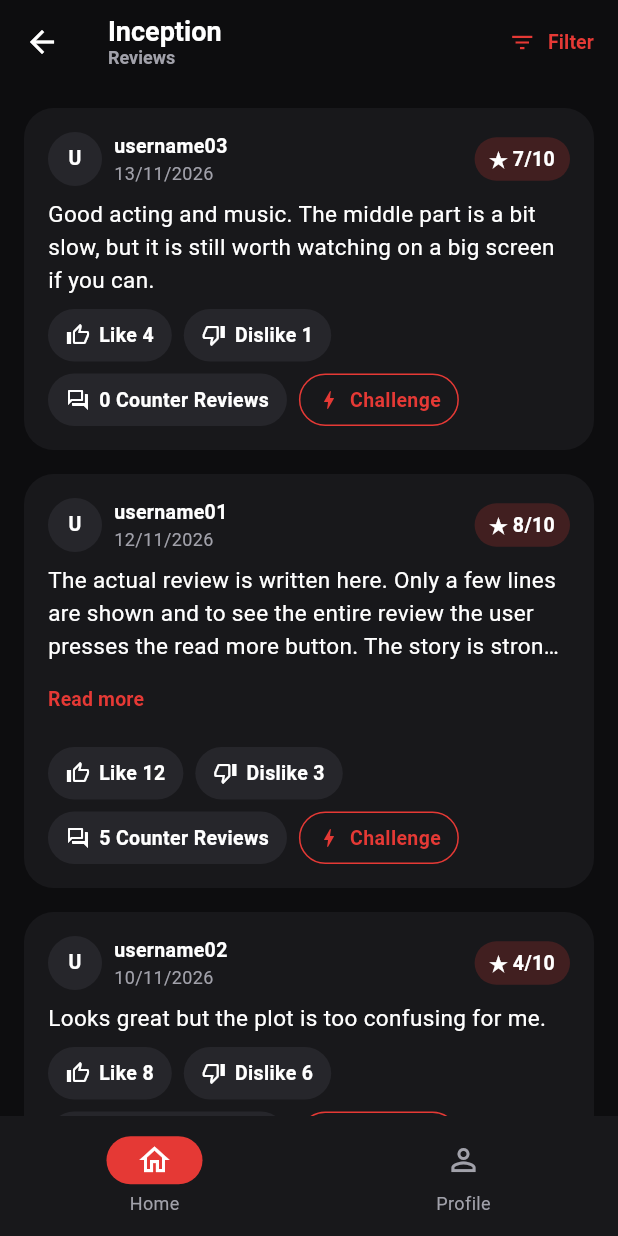
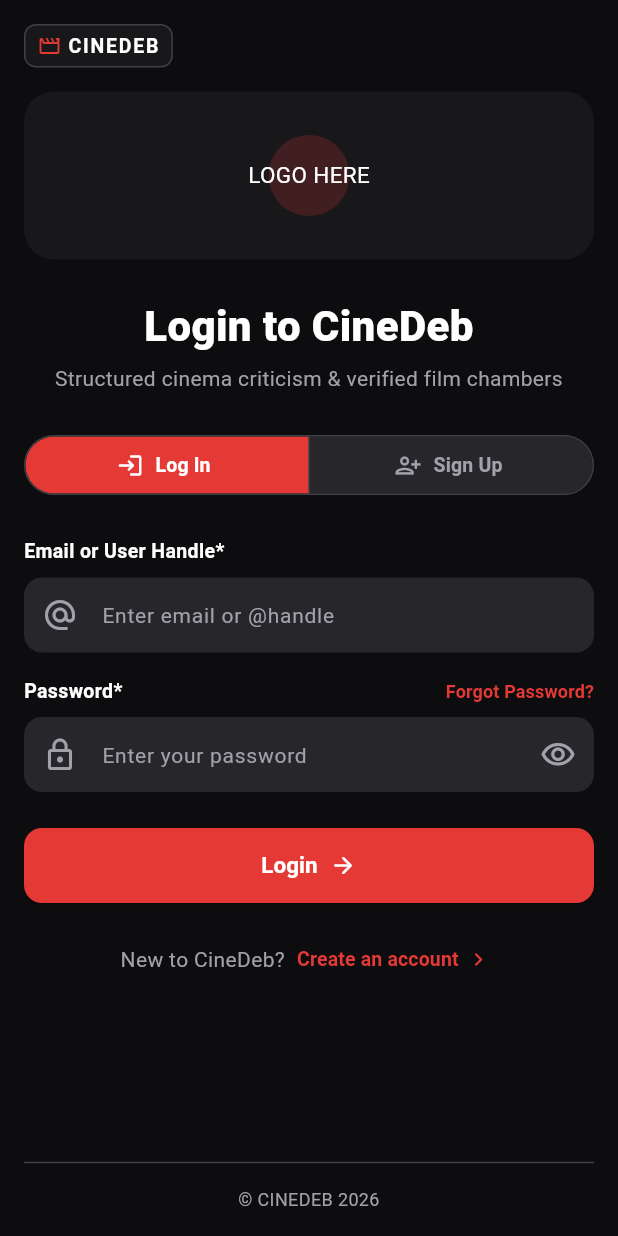
Before and after one commit to EdizKarli/CS310-Project_Group-4, a Flutter app: the screen it shows after launch, on a phone screen of 412 x 824 dp. Run offline on Flutter 3.47's test engine with Material 3 defaults, Android fonts, the phone set to English and light mode, and no system bars.

Commit message:
created ui for login and sign up screens

```diff
--- a/lib/main.dart
+++ b/lib/main.dart
@@ -1,6 +1,6 @@
 import 'package:flutter/material.dart';
 
-import 'screens/reviews_screen.dart';
+import 'screens/login_screen.dart';
 import 'utils/app_theme.dart';
 
 void main() {
@@ -16,9 +16,7 @@ class CineDebApp extends StatelessWidget {
       title: 'CineDeb',
       debugShowCheckedModeBanner: false,
       theme: AppTheme.dark,
-      // TODO: replace with the Login screen.
-      // For now Reviews opens first so we can test it.
-      home: const ReviewsScreen(movieTitle: 'Inception'),
+      home: const LoginScreen(),
     );
   }
 }
--- /dev/null
+++ b/lib/screens/login_screen.dart
@@ -0,0 +1,221 @@
+import 'package:flutter/material.dart';
+
+import '../utils/app_colors.dart';
+import '../utils/app_styles.dart';
+import '../widgets/auth_components.dart';
+import 'reviews_screen.dart';
+import 'sign_up_screen.dart';
+
+class LoginScreen extends StatefulWidget {
+  const LoginScreen({
+    super.key,
+    this.onSignUpTap,
+    this.onForgotPasswordTap,
+    this.onLoginSuccess,
+  });
+
+  final VoidCallback? onSignUpTap;
+  final VoidCallback? onForgotPasswordTap;
+  final VoidCallback? onLoginSuccess;
+
+  @override
+  State<LoginScreen> createState() => _LoginScreenState();
+}
+
+class _LoginScreenState extends State<LoginScreen> {
+  final GlobalKey<FormState> _formKey = GlobalKey<FormState>();
+  final TextEditingController _identifierController = TextEditingController();
+  final TextEditingController _passwordController = TextEditingController();
+
+  bool _obscurePassword = true;
+
+  @override
+  void dispose() {
+    _identifierController.dispose();
+    _passwordController.dispose();
+    super.dispose();
+  }
+
+  void _showMessage(String text) {
+    ScaffoldMessenger.of(context)
+      ..hideCurrentSnackBar()
+      ..showSnackBar(SnackBar(content: Text(text)));
+  }
+
+  void _handleSignUpTap() {
+    if (widget.onSignUpTap != null) {
+      widget.onSignUpTap!();
+      return;
+    }
+    Navigator.of(context).pushReplacement(authFadeRoute(const SignUpScreen()));
+  }
+
+  void _handleForgotPasswordTap() {
+    if (widget.onForgotPasswordTap != null) {
+      widget.onForgotPasswordTap!();
+      return;
+    }
+    // TODO: navigate to ForgotPasswordScreen once created.
+    _showMessage('Forgot Password screen will open here');
+  }
+
+  void _openAvailableHome() {
+    // TODO: navigate to Home/Discover screen once it is built.
+    Navigator.of(context).push(
+      MaterialPageRoute<void>(
+        builder: (_) => const ReviewsScreen(movieTitle: 'Inception'),
+      ),
+    );
+  }
+
+  void _submitLogin() {
+    FocusScope.of(context).unfocus();
+    if (!(_formKey.currentState?.validate() ?? false)) {
+      return;
+    }
+
+    if (widget.onLoginSuccess != null) {
+      widget.onLoginSuccess!();
+      return;
+    }
+    _openAvailableHome();
+  }
+
+  @override
+  Widget build(BuildContext context) {
+    return AuthScreenShell(
+      formKey: _formKey,
+      title: 'Login to CineDeb',
+      subtitle: 'Structured cinema criticism & verified film chambers',
+      children: <Widget>[
+        AuthModeSwitch(
+          selectedMode: AuthMode.login,
+          onModeSelected: (AuthMode mode) {
+            if (mode == AuthMode.signUp) {
+              _handleSignUpTap();
+            }
+          },
+        ),
+        const SizedBox(height: AppSpacing.l),
+
+        // Email or User Handle field
+        const AuthFieldHeader(label: 'Email or User Handle*'),
+        const SizedBox(height: AppSpacing.s),
+        TextFormField(
+          controller: _identifierController,
+          keyboardType: TextInputType.emailAddress,
+          textInputAction: TextInputAction.next,
+          autocorrect: false,
+          style: AppText.body,
+          decoration: const InputDecoration(
+            prefixIcon: Icon(Icons.alternate_email),
+            hintText: 'Enter email or @handle',
+          ),
+          validator: (String? value) {
+            if (value == null || value.trim().isEmpty) {
+              return 'Please enter your email or @handle';
+            }
+            return null;
+          },
+        ),
+        const SizedBox(height: AppSpacing.m),
+
+        // Password field + Forgot Password link
+        AuthFieldHeader(
+          label: 'Password*',
+          trailing: TextButton(
+            onPressed: _handleForgotPasswordTap,
+            style: TextButton.styleFrom(
+              padding: EdgeInsets.zero,
+              minimumSize: Size.zero,
+              tapTargetSize: MaterialTapTargetSize.shrinkWrap,
+            ),
+            child: Text(
+              'Forgot Password?',
+              style: AppText.caption.copyWith(
+                color: AppColors.red,
+                fontWeight: FontWeight.w600,
+              ),
+            ),
+          ),
+        ),
+        const SizedBox(height: AppSpacing.s),
+        TextFormField(
+          controller: _passwordController,
+          obscureText: _obscurePassword,
+          textInputAction: TextInputAction.done,
+          onFieldSubmitted: (_) => _submitLogin(),
+          style: AppText.body,
+          decoration: InputDecoration(
+            prefixIcon: const Icon(Icons.lock_outline),
+            hintText: 'Enter your password',
+            suffixIcon: IconButton(
+              onPressed: () {
+                setState(() => _obscurePassword = !_obscurePassword);
+              },
+              tooltip: _obscurePassword ? 'Show password' : 'Hide password',
+              icon: Icon(
+                _obscurePassword
+                    ? Icons.visibility_outlined
+                    : Icons.visibility_off_outlined,
+              ),
+            ),
+          ),
+          validator: (String? value) {
+            if (value == null || value.isEmpty) {
+              return 'Please enter your password';
+            }
+            return null;
+          },
+        ),
+        const SizedBox(height: AppSpacing.l),
+
+        // Primary Login CTA
+        ElevatedButton(
+          onPressed: _submitLogin,
+          child: const Row(
+            mainAxisAlignment: MainAxisAlignment.center,
+            children: <Widget>[
+              Text('Login'),
+              SizedBox(width: AppSpacing.s),
+              Icon(Icons.arrow_forward_rounded, size: 18),
+            ],
+          ),
+        ),
+        const SizedBox(height: AppSpacing.l),
+
+        // Create an account prompt
+        Wrap(
+          alignment: WrapAlignment.center,
+          crossAxisAlignment: WrapCrossAlignment.center,
+          spacing: AppSpacing.xs,
+          children: <Widget>[
+            const Text(
+              'New to CineDeb?',
+              style: AppText.bodySecondary,
+            ),
+            TextButton(
+              onPressed: _handleSignUpTap,
+              style: TextButton.styleFrom(
+                padding: const EdgeInsets.symmetric(
+                  horizontal: AppSpacing.xs,
+                  vertical: AppSpacing.xs,
+                ),
+                minimumSize: Size.zero,
+                tapTargetSize: MaterialTapTargetSize.shrinkWrap,
+              ),
+              child: const Row(
+                mainAxisSize: MainAxisSize.min,
+                children: <Widget>[
+                  Text('Create an account'),
+                  SizedBox(width: AppSpacing.xs),
+                  Icon(Icons.chevron_right_rounded, size: 18),
+                ],
+              ),
+            ),
+          ],
+        ),
+      ],
+    );
+  }
+}
--- /dev/null
+++ b/lib/widgets/auth_components.dart
@@ -0,0 +1,224 @@
+import 'package:flutter/material.dart';
+
+import '../utils/app_colors.dart';
+import '../utils/app_styles.dart';
+
+enum AuthMode { login, signUp }
+
+/// Smooth fade transition when switching between auth screens.
+Route<void> authFadeRoute(Widget page) {
+  return PageRouteBuilder<void>(
+    pageBuilder: (_, _, _) => page,
+    transitionDuration: const Duration(milliseconds: 150),
+    reverseTransitionDuration: const Duration(milliseconds: 150),
+    transitionsBuilder: (_, Animation<double> animation, _, Widget child) {
+      return FadeTransition(opacity: animation, child: child);
+    },
+  );
+}
+
+/// Shared layout shell for authentication screens (Login, Sign Up, Forgot Password).
+class AuthScreenShell extends StatelessWidget {
+  const AuthScreenShell({
+    super.key,
+    required this.formKey,
+    required this.title,
+    required this.subtitle,
+    required this.children,
+  });
+
+  final GlobalKey<FormState> formKey;
+  final String title;
+  final String subtitle;
+  final List<Widget> children;
+
+  @override
+  Widget build(BuildContext context) {
+    return Scaffold(
+      body: SafeArea(
+        child: LayoutBuilder(
+          builder: (BuildContext context, BoxConstraints constraints) {
+            final double minHeight = (constraints.maxHeight - AppSpacing.m * 2)
+                .clamp(0.0, double.infinity);
+            return SingleChildScrollView(
+              padding: const EdgeInsets.symmetric(
+                horizontal: AppSpacing.m,
+                vertical: AppSpacing.m,
+              ),
+              child: Align(
+                alignment: Alignment.topCenter,
+                child: ConstrainedBox(
+                  constraints: BoxConstraints(
+                    maxWidth: 440,
+                    minHeight: minHeight,
+                  ),
+                  child: IntrinsicHeight(
+                    child: Form(
+                      key: formKey,
+                      child: Column(
+                        crossAxisAlignment: CrossAxisAlignment.stretch,
+                        children: <Widget>[
+                          const Align(
+                            alignment: Alignment.centerLeft,
+                            child: _BrandBadge(),
+                          ),
+                          const SizedBox(height: AppSpacing.m),
+                          const _AuthHeroBanner(),
+                          const SizedBox(height: AppSpacing.l),
+                          Text(
+                            title,
+                            style: AppText.h1,
+                            textAlign: TextAlign.center,
+                          ),
+                          const SizedBox(height: AppSpacing.xs),
+                          Text(
+                            subtitle,
+                            style: AppText.bodySecondary,
+                            textAlign: TextAlign.center,
+                          ),
+                          const SizedBox(height: AppSpacing.l),
+                          ...children,
+                          const Spacer(),
+                          const SizedBox(height: AppSpacing.l),
+                          const Divider(),
+                          const SizedBox(height: AppSpacing.s),
+                          const Text(
+                            '© CINEDEB 2026',
+                            style: AppText.caption,
+                            textAlign: TextAlign.center,
+                          ),
+                        ],
+                      ),
+                    ),
+                  ),
+                ),
+              ),
+            );
+          },
+        ),
+      ),
+    );
+  }
+}
+
+/// Mode toggle between Log In and Sign Up screens.
+class AuthModeSwitch extends StatelessWidget {
+  const AuthModeSwitch({
+    super.key,
+    required this.selectedMode,
+    required this.onModeSelected,
+  });
+
+  final AuthMode selectedMode;
+  final ValueChanged<AuthMode> onModeSelected;
+
+  @override
+  Widget build(BuildContext context) {
+    return SegmentedButton<AuthMode>(
+      showSelectedIcon: false,
+      segments: const <ButtonSegment<AuthMode>>[
+        ButtonSegment<AuthMode>(
+          value: AuthMode.login,
+          icon: Icon(Icons.login_rounded, size: 18),
+          label: Text('Log In'),
+        ),
+        ButtonSegment<AuthMode>(
+          value: AuthMode.signUp,
+          icon: Icon(Icons.person_add_alt_1_outlined, size: 18),
+          label: Text('Sign Up'),
+        ),
+      ],
+      selected: <AuthMode>{selectedMode},
+      onSelectionChanged: (Set<AuthMode> selection) {
+        final AuthMode chosen = selection.first;
+        if (chosen != selectedMode) {
+          onModeSelected(chosen);
+        }
+      },
+    );
+  }
+}
+
+/// Label row displayed above form fields.
+class AuthFieldHeader extends StatelessWidget {
+  const AuthFieldHeader({
+    super.key,
+    required this.label,
+    this.trailing,
+  });
+
+  final String label;
+  final Widget? trailing;
+
+  @override
+  Widget build(BuildContext context) {
+    return Row(
+      mainAxisAlignment: MainAxisAlignment.spaceBetween,
+      children: <Widget>[
+        Text(label, style: AppText.label),
+        ?trailing,
+      ],
+    );
+  }
+}
+
+class _BrandBadge extends StatelessWidget {
+  const _BrandBadge();
+
+  @override
+  Widget build(BuildContext context) {
+    return Container(
+      padding: const EdgeInsets.symmetric(
+        horizontal: AppSpacing.s,
+        vertical: AppSpacing.xs,
+      ),
+      decoration: BoxDecoration(
+        color: AppColors.surface,
+        borderRadius: BorderRadius.circular(AppRadius.s),
+        border: Border.all(color: AppColors.border),
+      ),
+      child: Row(
+        mainAxisSize: MainAxisSize.min,
+        children: <Widget>[
+          const Icon(
+            Icons.movie_creation_outlined,
+            size: 16,
+            color: AppColors.red,
+          ),
+          const SizedBox(width: AppSpacing.xs),
+          Text(
+            'CINEDEB',
+            style: AppText.label.copyWith(letterSpacing: 1.2),
+          ),
+        ],
+      ),
+    );
+  }
+}
+
+class _AuthHeroBanner extends StatelessWidget {
+  const _AuthHeroBanner();
+
+  @override
+  Widget build(BuildContext context) {
+    return Container(
+      height: 112,
+      decoration: BoxDecoration(
+        color: AppColors.surface,
+        borderRadius: BorderRadius.circular(AppRadius.l),
+      ),
+      child: Center(
+        child: Container(
+          padding: const EdgeInsets.all(AppSpacing.m),
+          decoration: const BoxDecoration(
+            color: AppColors.redSoft,
+            shape: BoxShape.circle,
+          ),
+          child: const Text(
+            'LOGO HERE',
+          ),
+        ),
+      ),
+    );
+  }
+}
--- a/pubspec.yaml
+++ b/pubspec.yaml
@@ -33,7 +33,7 @@ dependencies:
 
   # The following adds the Cupertino Icons font to your application.
   # Use with the CupertinoIcons class for iOS style icons.
-  cupertino_icons: ^1.0.8
+  cupertino_icons: ^2.0.0
 
 dev_dependencies:
   flutter_test:
```
Also changed, not shown: lib/screens/sign_up_screen.dart (added, +216 -0 lines), 3 other files.
